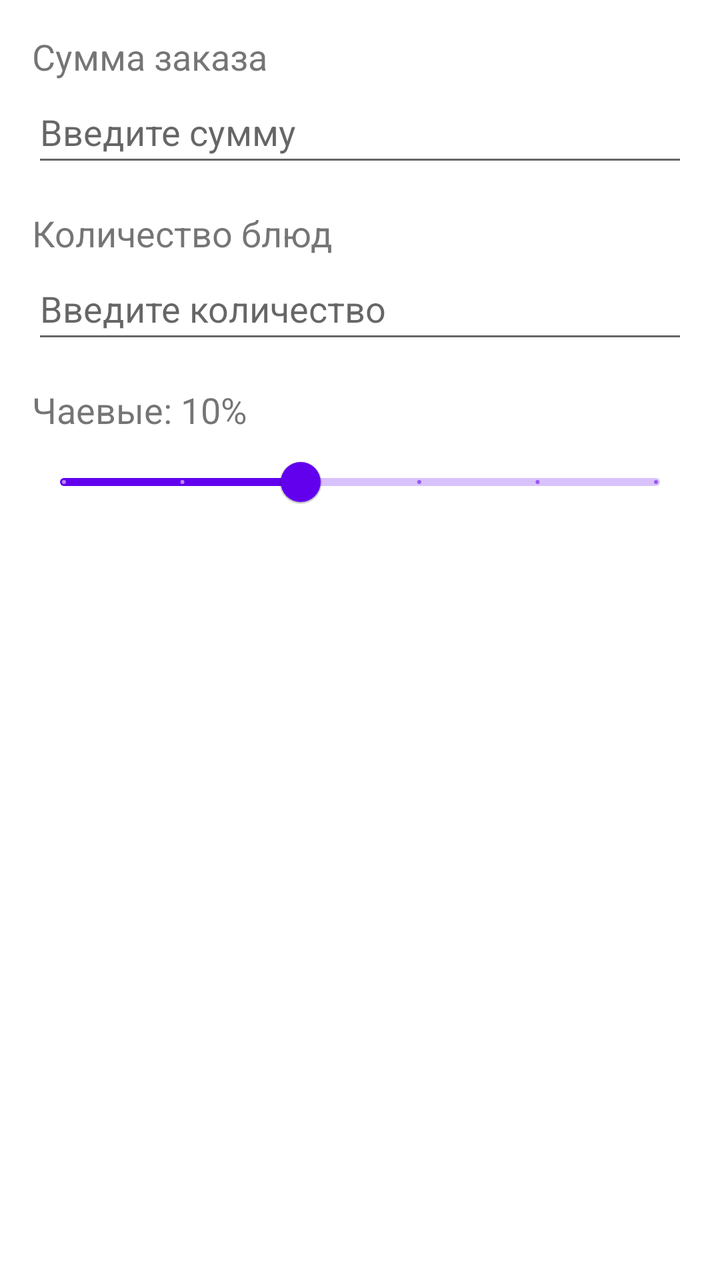
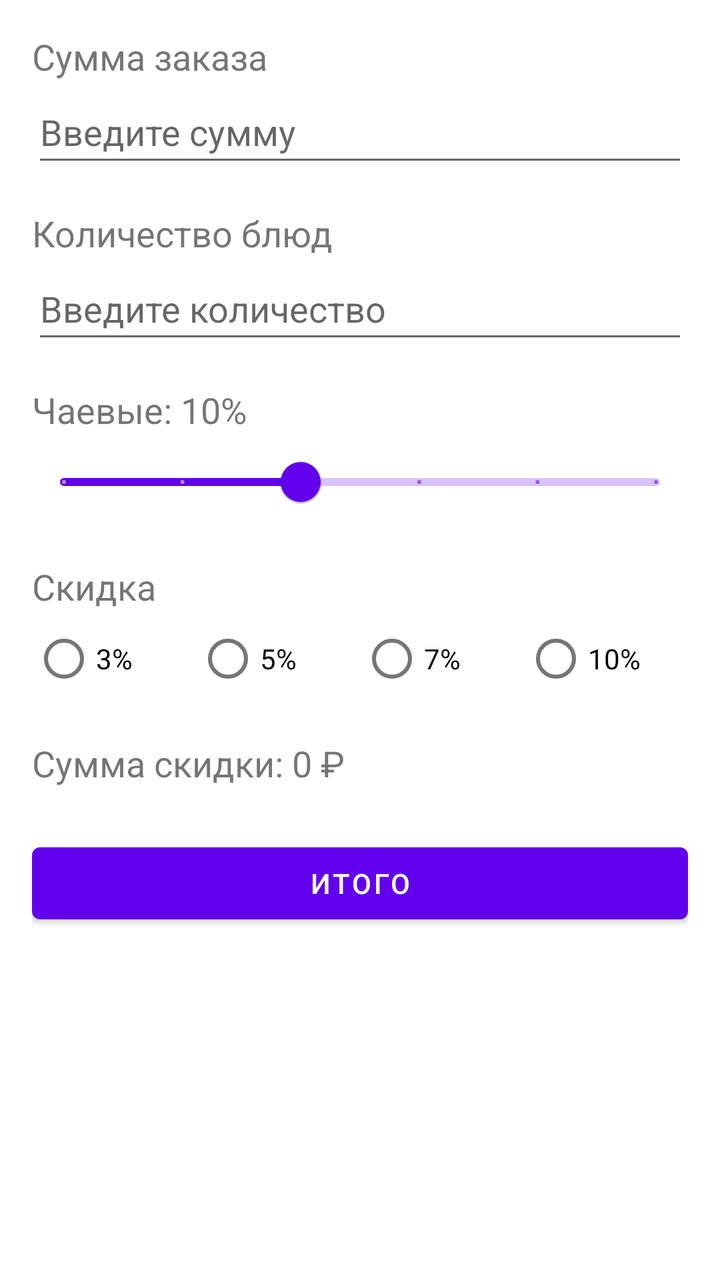

The first picture is an Android layout as it rendered before a commit; the second is the same layout after the commit. The layout source and the unified diff follow.
<!-- AndroidManifest.xml: activity theme Theme.TipCalc -->
<!-- res/layout/activity_main.xml -->
<?xml version="1.0" encoding="utf-8"?>
<LinearLayout xmlns:android="http://schemas.android.com/apk/res/android"
    xmlns:tools="http://schemas.android.com/tools"
    android:layout_width="match_parent"
    android:layout_height="match_parent"
    android:orientation="vertical"
    android:padding="16dp"
    tools:context=".MainActivity">

    <TextView
        android:id="@+id/tvOrderAmount"
        android:layout_width="wrap_content"
        android:layout_height="wrap_content"
        android:text="@string/order_amount"
        android:textSize="18sp" />

    <EditText
        android:id="@+id/etOrderAmount"
        android:layout_width="match_parent"
        android:layout_height="wrap_content"
        android:hint="@string/enter_amount"
        android:inputType="numberDecimal"
        android:minHeight="48dp"
        android:autofillHints="" />

    <TextView
        android:id="@+id/tvDishesCount"
        android:layout_width="wrap_content"
        android:layout_height="wrap_content"
        android:layout_marginTop="16dp"
        android:text="@string/dishes_count"
        android:textSize="18sp" />

    <EditText
        android:id="@+id/etDishesCount"
        android:layout_width="match_parent"
        android:layout_height="wrap_content"
        android:hint="@string/enter_dishes_count"
        android:inputType="number"
        android:minHeight="48dp"
        android:autofillHints="" />

    <TextView
        android:id="@+id/tvTipPercent"
        android:layout_width="wrap_content"
        android:layout_height="wrap_content"
        android:layout_marginTop="16dp"
        android:text="@string/tip_percent_default"
        android:textSize="18sp" />

    <com.google.android.material.slider.Slider
        android:id="@+id/sliderTip"
        android:layout_width="match_parent"
        android:layout_height="wrap_content"
        android:valueFrom="0"
        android:valueTo="25"
        android:stepSize="5"
        android:value="10" />

</LinearLayout>
<!-- resources referenced by this layout -->
<resources>
  <string name="dishes_count">Количество блюд</string>
  <string name="enter_amount">Введите сумму</string>
  <string name="enter_dishes_count">Введите количество</string>
  <string name="order_amount">Сумма заказа</string>
  <string name="tip_percent_default">Чаевые: 10%</string>
  <style name="Theme.TipCalc" parent="Theme.MaterialComponents.DayNight.NoActionBar" />
</resources>

<!-- the commit's change to res/layout/activity_main.xml (unified diff, before → after) -->
@@ -1,60 +1,123 @@
 <?xml version="1.0" encoding="utf-8"?>
-<LinearLayout xmlns:android="http://schemas.android.com/apk/res/android"
+<ScrollView xmlns:android="http://schemas.android.com/apk/res/android"
     xmlns:tools="http://schemas.android.com/tools"
     android:layout_width="match_parent"
     android:layout_height="match_parent"
-    android:orientation="vertical"
-    android:padding="16dp"
     tools:context=".MainActivity">
 
-    <TextView
-        android:id="@+id/tvOrderAmount"
-        android:layout_width="wrap_content"
-        android:layout_height="wrap_content"
-        android:text="@string/order_amount"
-        android:textSize="18sp" />
-
-    <EditText
-        android:id="@+id/etOrderAmount"
+    <LinearLayout
         android:layout_width="match_parent"
         android:layout_height="wrap_content"
-        android:hint="@string/enter_amount"
-        android:inputType="numberDecimal"
-        android:minHeight="48dp"
-        android:autofillHints="" />
+        android:orientation="vertical"
+        android:padding="16dp">
 
-    <TextView
-        android:id="@+id/tvDishesCount"
-        android:layout_width="wrap_content"
-        android:layout_height="wrap_content"
-        android:layout_marginTop="16dp"
-        android:text="@string/dishes_count"
-        android:textSize="18sp" />
+        <TextView
+            android:id="@+id/tvOrderAmount"
+            android:layout_width="wrap_content"
+            android:layout_height="wrap_content"
+            android:text="@string/order_amount"
+            android:textSize="18sp" />
 
-    <EditText
-        android:id="@+id/etDishesCount"
-        android:layout_width="match_parent"
-        android:layout_height="wrap_content"
-        android:hint="@string/enter_dishes_count"
-        android:inputType="number"
-        android:minHeight="48dp"
-        android:autofillHints="" />
+        <EditText
+            android:id="@+id/etOrderAmount"
+            android:layout_width="match_parent"
+            android:layout_height="wrap_content"
+            android:hint="@string/enter_amount"
+            android:inputType="numberDecimal"
+            android:minHeight="48dp"
+            android:autofillHints="" />
 
-    <TextView
-        android:id="@+id/tvTipPercent"
-        android:layout_width="wrap_content"
-        android:layout_height="wrap_content"
-        android:layout_marginTop="16dp"
-        android:text="@string/tip_percent_default"
-        android:textSize="18sp" />
+        <TextView
+            android:id="@+id/tvDishesCount"
+            android:layout_width="wrap_content"
+            android:layout_height="wrap_content"
+            android:layout_marginTop="16dp"
+            android:text="@string/dishes_count"
+            android:textSize="18sp" />
 
-    <com.google.android.material.slider.Slider
-        android:id="@+id/sliderTip"
-        android:layout_width="match_parent"
-        android:layout_height="wrap_content"
-        android:valueFrom="0"
-        android:valueTo="25"
-        android:stepSize="5"
-        android:value="10" />
+        <EditText
+            android:id="@+id/etDishesCount"
+            android:layout_width="match_parent"
+            android:layout_height="wrap_content"
+            android:hint="@string/enter_dishes_count"
+            android:inputType="number"
+            android:minHeight="48dp"
+            android:autofillHints="" />
 
-</LinearLayout>
+        <TextView
+            android:id="@+id/tvTipPercent"
+            android:layout_width="wrap_content"
+            android:layout_height="wrap_content"
+            android:layout_marginTop="16dp"
+            android:text="@string/tip_percent_default"
+            android:textSize="18sp" />
+
+        <com.google.android.material.slider.Slider
+            android:id="@+id/sliderTip"
+            android:layout_width="match_parent"
+            android:layout_height="wrap_content"
+            android:valueFrom="0"
+            android:valueTo="25"
+            android:stepSize="5"
+            android:value="10" />
+
+        <TextView
+            android:id="@+id/tvDiscountLabel"
+            android:layout_width="wrap_content"
+            android:layout_height="wrap_content"
+            android:layout_marginTop="16dp"
+            android:text="@string/discount_label"
+            android:textSize="18sp" />
+
+        <RadioGroup
+            android:id="@+id/rgDiscount"
+            android:layout_width="match_parent"
+            android:layout_height="wrap_content"
+            android:orientation="horizontal">
+
+            <RadioButton
+                android:id="@+id/rbDiscount3"
+                android:layout_width="0dp"
+                android:layout_height="wrap_content"
+                android:layout_weight="1"
+                android:text="@string/discount_3" />
+
+            <RadioButton
+                android:id="@+id/rbDiscount5"
+                android:layout_width="0dp"
+                android:layout_height="wrap_content"
+                android:layout_weight="1"
+                android:text="@string/discount_5" />
+
+            <RadioButton
+                android:id="@+id/rbDiscount7"
+                android:layout_width="0dp"
+                android:layout_height="wrap_content"
+                android:layout_weight="1"
+                android:text="@string/discount_7" />
+
+            <RadioButton
+                android:id="@+id/rbDiscount10"
+                android:layout_width="0dp"
+                android:layout_height="wrap_content"
+                android:layout_weight="1"
+                android:text="@string/discount_10" />
+        </RadioGroup>
+
+        <TextView
+            android:id="@+id/tvDiscountAmount"
+            android:layout_width="wrap_content"
+            android:layout_height="wrap_content"
+            android:layout_marginTop="16dp"
+            android:text="@string/discount_amount_default"
+            android:textSize="18sp" />
+
+        <Button
+            android:id="@+id/btnTotal"
+            android:layout_width="match_parent"
+            android:layout_height="wrap_content"
+            android:layout_marginTop="24dp"
+            android:text="@string/btn_total" />
+
+    </LinearLayout>
+</ScrollView>
<!-- resource entries referenced after the edit -->
@@ -1,5 +1,12 @@
 <!-- resources referenced by this layout -->
 <resources>
+  <string name="btn_total">Итого</string>
+  <string name="discount_10">10%</string>
+  <string name="discount_3">3%</string>
+  <string name="discount_5">5%</string>
+  <string name="discount_7">7%</string>
+  <string name="discount_amount_default">Сумма скидки: 0 ₽</string>
+  <string name="discount_label">Скидка</string>
   <string name="dishes_count">Количество блюд</string>
   <string name="enter_amount">Введите сумму</string>
   <string name="enter_dishes_count">Введите количество</string>
